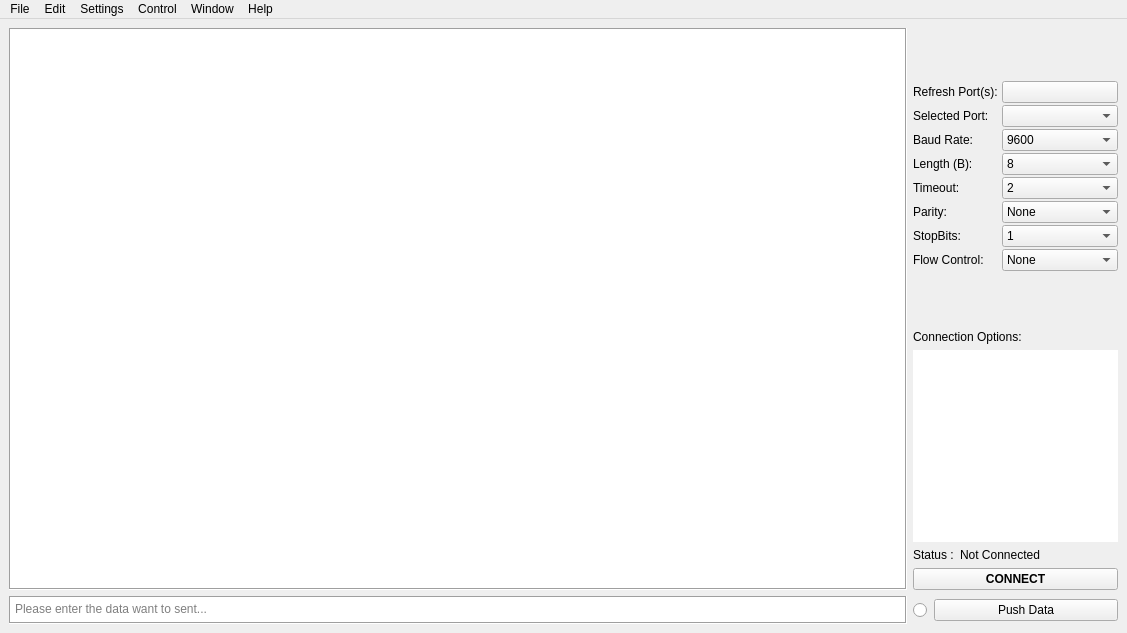
Before: the Qt Designer form ui/main_window.ui in mcagriaksoy/Serial-Communication-GUI-Program, drawn with Qt 5.
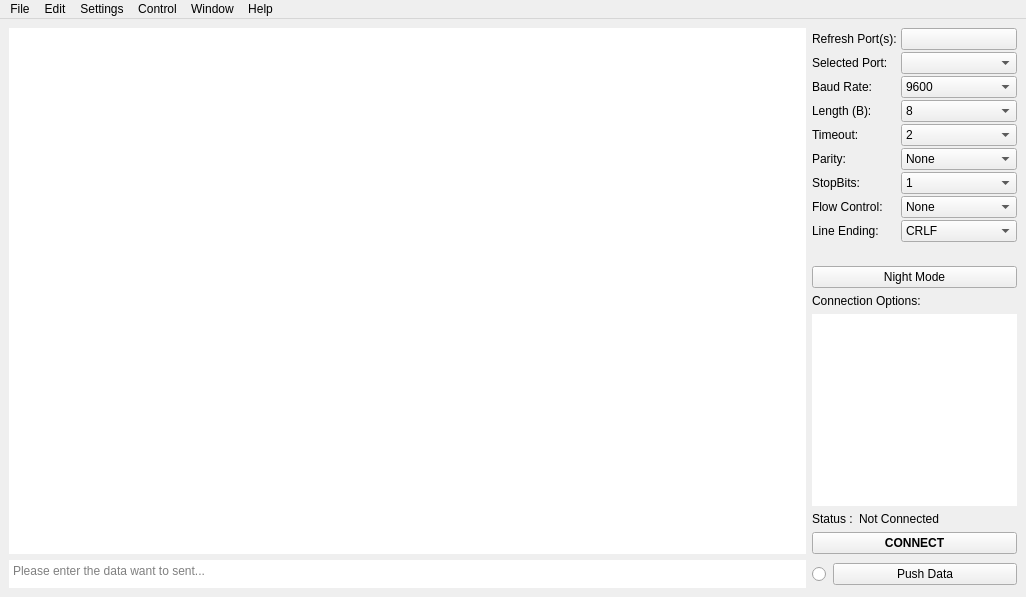
After: the same form once the commit is applied. Icons and pictures are not drawn.

Commit message:
Improves serial communication and UI features
Enhances the serial communication by implementing line-by-line processing
and fixing encoding issues. It introduces ANSI code conversion to HTML for
rich text display in the UI. A night mode toggle is added to enhance user
experience, along with line ending selection and worker thread management
for robust serial port handling. Also stops worker thread when the main window is closed.

Patch:
```diff
--- a/ui/main_window.ui
+++ b/ui/main_window.ui
@@ -6,8 +6,8 @@
    <rect>
     <x>0</x>
     <y>0</y>
-    <width>1127</width>
-    <height>633</height>
+    <width>1026</width>
+    <height>597</height>
    </rect>
   </property>
   <property name="sizePolicy">
@@ -102,7 +102,7 @@
        </layout>
       </item>
       <item row="0" column="1">
-       <layout class="QVBoxLayout" name="verticalLayout_config" stretch="2,0,0,0,0">
+       <layout class="QVBoxLayout" name="verticalLayout_config" stretch="2,0,0,0,0,0">
         <property name="spacing">
          <number>6</number>
         </property>
@@ -112,10 +112,10 @@
         <item>
          <layout class="QFormLayout" name="formLayout_config">
           <property name="labelAlignment">
-           <set>Qt::AlignmentFlag::AlignLeading|Qt::AlignmentFlag::AlignLeft|Qt::AlignmentFlag::AlignVCenter</set>
+           <set>Qt::AlignLeading</set>
           </property>
           <property name="formAlignment">
-           <set>Qt::AlignmentFlag::AlignJustify|Qt::AlignmentFlag::AlignVCenter</set>
+           <set>Qt::AlignLeading|Qt::AlignLeft|Qt::AlignTop</set>
           </property>
           <property name="horizontalSpacing">
            <number>4</number>
@@ -435,8 +435,46 @@
             </item>
            </widget>
           </item>
+          <item row="8" column="1">
+           <widget class="QComboBox" name="lineEnd_comboBox">
+            <item>
+             <property name="text">
+              <string>CRLF</string>
+             </property>
+            </item>
+            <item>
+             <property name="text">
+              <string>LF</string>
+             </property>
+            </item>
+            <item>
+             <property name="text">
+              <string>CR</string>
+             </property>
+            </item>
+            <item>
+             <property name="text">
+              <string>None</string>
+             </property>
+            </item>
+           </widget>
+          </item>
+          <item row="8" column="0">
+           <widget class="QLabel" name="label">
+            <property name="text">
+             <string>Line Ending:</string>
+            </property>
+           </widget>
+          </item>
          </layout>
         </item>
+        <item>
+         <widget class="QPushButton" name="nightMode_Button">
+          <property name="text">
+           <string>Night Mode</string>
+          </property>
+         </widget>
+        </item>
         <item>
          <widget class="QLabel" name="label_12">
           <property name="text">
@@ -465,6 +503,7 @@
              <font>
               <family>Arial</family>
               <pointsize>9</pointsize>
+              <weight>50</weight>
               <bold>false</bold>
              </font>
             </property>
@@ -479,6 +518,7 @@
              <font>
               <family>Arial</family>
               <pointsize>9</pointsize>
+              <weight>50</weight>
               <bold>false</bold>
              </font>
             </property>
@@ -508,6 +548,7 @@
             <property name="font">
              <font>
               <pointsize>9</pointsize>
+              <weight>75</weight>
               <bold>true</bold>
              </font>
             </property>
@@ -532,10 +573,7 @@
          <bool>false</bool>
         </property>
         <property name="frameShape">
-         <enum>QFrame::Shape::Box</enum>
-        </property>
-        <property name="frameShadow">
-         <enum>QFrame::Shadow::Sunken</enum>
+         <enum>QFrame::NoFrame</enum>
         </property>
         <property name="autoFormatting">
          <set>QTextEdit::AutoFormattingFlag::AutoNone</set>
@@ -563,10 +601,7 @@
          <set>Qt::InputMethodHint::ImhNone</set>
         </property>
         <property name="frameShape">
-         <enum>QFrame::Shape::Box</enum>
-        </property>
-        <property name="frameShadow">
-         <enum>QFrame::Shadow::Sunken</enum>
+         <enum>QFrame::NoFrame</enum>
         </property>
         <property name="acceptRichText">
          <bool>false</bool>
@@ -585,8 +620,8 @@
     <rect>
      <x>0</x>
      <y>0</y>
-     <width>1127</width>
-     <height>33</height>
+     <width>1026</width>
+     <height>21</height>
     </rect>
    </property>
    <widget class="QMenu" name="menuFile">
```
Left out of the diff: 19 changed lines with no effect on the pictures. The commit also changes 1 other file.
